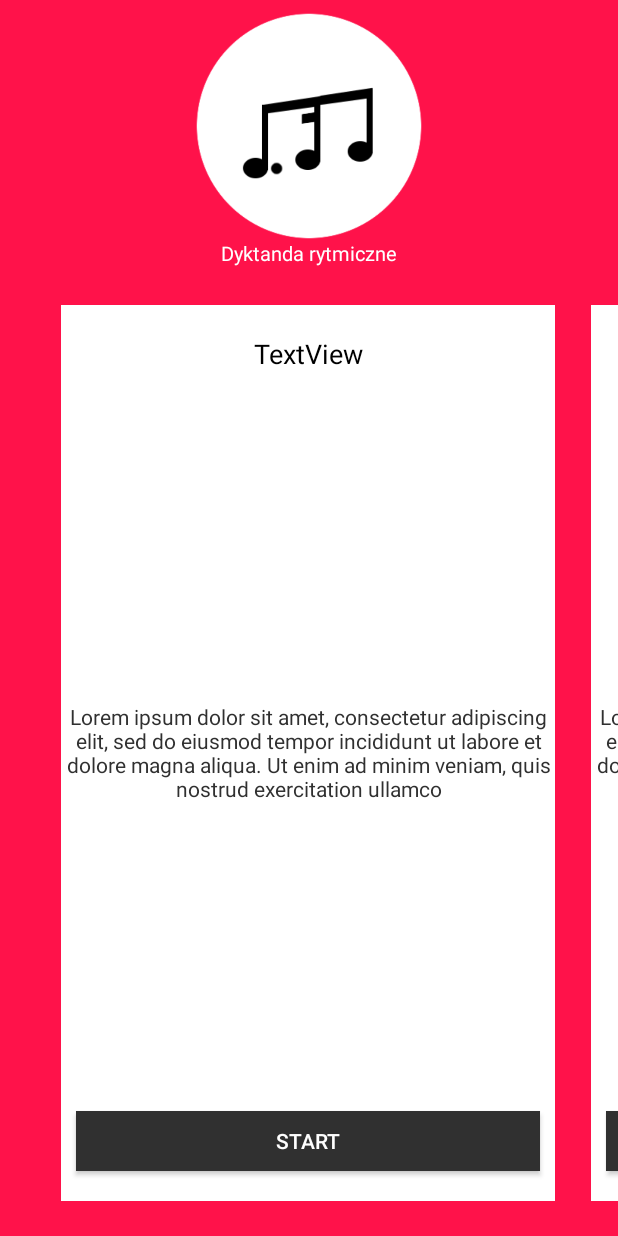
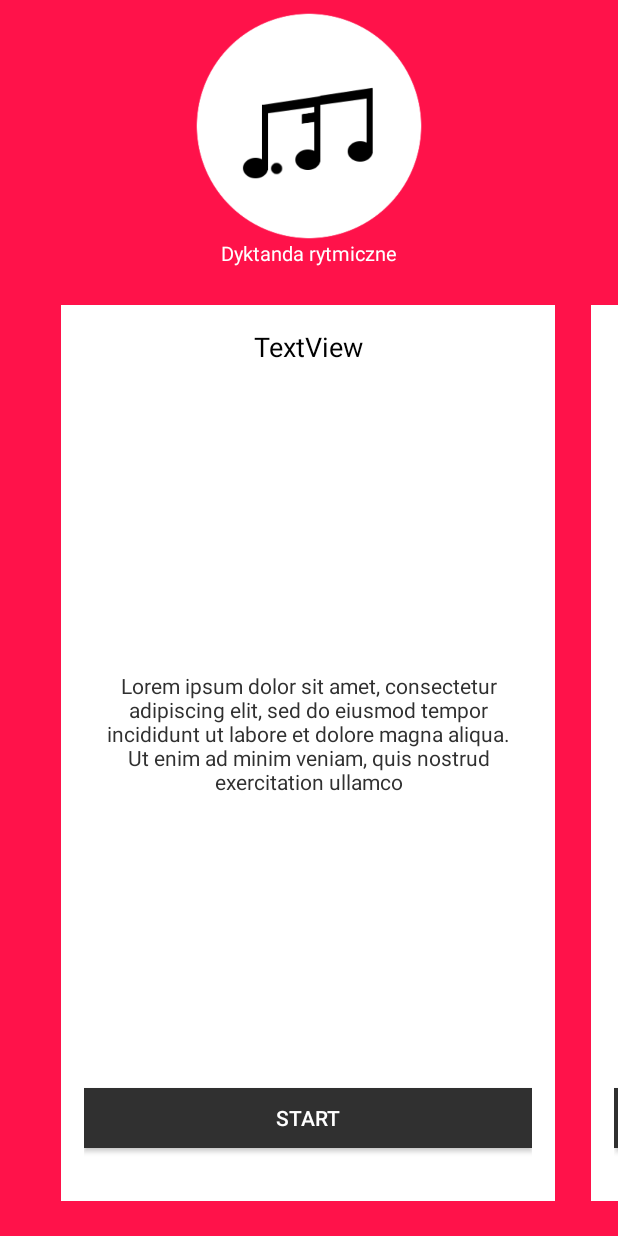
Before and after one commit to bogusz2233/Ear-training, an Android app: the ChooseScreen screen opened directly, with no data from a screen before it, on a phone screen of 412 x 824 dp. Run offline under Robolectric (Android 15) with nearby library versions, the phone set to English and light mode, and no system bars.

Commit message:
added some view features
add adjustify color of status bar
improved spacing between fragments in second activity

```diff
--- a/app/src/main/AndroidManifest.xml
+++ b/app/src/main/AndroidManifest.xml
@@ -9,8 +9,7 @@
         android:label="@string/app_name"
         android:roundIcon="@drawable/logo"
         android:supportsRtl="true"
-        android:theme="@style/Theme.AppCompat.NoActionBar"
-        android:banner="@color/colorPrimaryDark"
+        android:theme="@style/AppTheme"
         >
 
         <activity
@@ -27,7 +26,7 @@
             android:name=".ChooseScreen"
             android:configChanges="orientation|keyboardHidden|screenSize"
             android:label="@string/title_activity_choose_screen"
-            android:theme="@style/Theme.AppCompat.NoActionBar"
+
             ></activity>
     </application>
 
--- a/app/src/main/java/com/example/bogusz/eartraining/ChooseScreen.java
+++ b/app/src/main/java/com/example/bogusz/eartraining/ChooseScreen.java
@@ -27,7 +27,7 @@ public class ChooseScreen extends AppCompatActivity {
         setContentView(R.layout.activity_choose_screen);
         MainActivity.getKlikniete();
 
-        // ustawienie
+        // ustawienie podstawowe, stworzenie kart zadań
         setUpScreen(klikniete);
         setUpScrollView(klikniete);
 
@@ -83,7 +83,7 @@ public class ChooseScreen extends AppCompatActivity {
     }
 
 
-    public void setUpScrollView(int klikniete){
+    private void setUpScrollView(int klikniete){
         switch (klikniete){
             case 0:
                 stworzFragmentow(3);
@@ -112,7 +112,7 @@ public class ChooseScreen extends AppCompatActivity {
 
     }
 
-    public void stworzFragmentow(int liczba_fragmentow){
+    private void stworzFragmentow(int liczba_fragmentow){
 
         //lista potrzebna do stworzenia tagów do fragmentów
 
@@ -157,6 +157,8 @@ public class ChooseScreen extends AppCompatActivity {
         int lewy = (int) (metrics.widthPixels * 0.1);
         params.setMargins(lewy,params.topMargin,prawy,params.bottomMargin);
 
+        // dopasowanie pozostały kart
+
         for (int i = 1; i<tagOkno.length; i++){
             LinearLayout.LayoutParams params2 = (LinearLayout.LayoutParams) getFragmentManager().
                     findFragmentByTag(tagOkno[i]).getView().getLayoutParams();
@@ -164,8 +166,11 @@ public class ChooseScreen extends AppCompatActivity {
             int verticalMargin = (int) (metrics.widthPixels * 0.03);
 
             params2.width =(int) (metrics.widthPixels * 0.8);
-            params2.setMargins(verticalMargin,params2.topMargin,verticalMargin,params2.bottomMargin);
-
+            if(i == (tagOkno.length - 1) ) {
+                params2.setMargins(verticalMargin, params2.topMargin,  (int) (metrics.widthPixels * 0.1), params2.bottomMargin);
+            }else{
+                params2.setMargins(verticalMargin, params2.topMargin, verticalMargin, params2.bottomMargin);
+            }
         }
 
     }
--- a/app/src/main/res/layout/activity_choose_screen.xml
+++ b/app/src/main/res/layout/activity_choose_screen.xml
@@ -5,8 +5,8 @@
     android:layout_height="match_parent"
     android:background="@color/colorPrimary"
     tools:context="com.example.bogusz.eartraining.ChooseScreen"
-    android:paddingTop="3sp"
-    android:paddingBottom="3sp"
+    android:paddingTop="3dp"
+    android:paddingBottom="3dp"
     >
 
 
--- a/app/src/main/res/layout/fragment_karta_zadan.xml
+++ b/app/src/main/res/layout/fragment_karta_zadan.xml
@@ -18,9 +18,10 @@
         android:id="@+id/tableLayout1"
         android:layout_width="match_parent"
         android:layout_height="match_parent"
-        android:paddingTop="20sp"
         android:shrinkColumns="*"
-        android:stretchColumns="*">
+        android:stretchColumns="*"
+        android:padding="15dp"
+        >
 
         <TableRow android:layout_width="fill_parent"
             android:layout_height="0dp"
@@ -32,7 +33,7 @@
             android:textColor="@color/headerColor"
             android:id="@+id/tytulTrescZadania"
             android:layout_width="match_parent"
-            android:layout_height="30sp"
+            android:layout_height="wrap_content"
             android:text="TextView" />
         </TableRow>
 
@@ -42,6 +43,8 @@
             >
 
             <TextView
+                android:paddingLeft="10dp"
+                android:paddingRight="10dp"
                 android:gravity="center"
                 android:textAlignment="gravity"
                 android:textColor="@color/textColor"
@@ -60,12 +63,11 @@
 
             <Button
 
-                android:layout_marginBottom="10sp"
-                android:layout_marginLeft="10sp"
-                android:layout_marginRight="10sp"
+                android:layout_marginBottom="10dp"
+
                 android:id="@+id/button2"
                 android:layout_width="match_parent"
-                android:layout_height="40sp"
+                android:layout_height="40dp"
                 android:text="Start"
                 android:textColor="#fff"
                 android:background="@color/textColor"
```
Also changed, not shown: app/src/main/res/layout/activity_main.xml (+7 -5 lines), app/src/main/res/values-v21/styles.xml (+1 -8 lines), app/src/main/res/values/styles.xml (+5 -16 lines), 1 other file.
